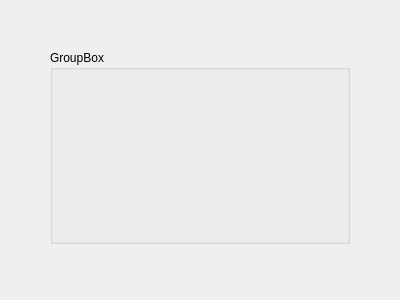
Above: src/gui/accountmodalwidget.ui from nextcloud/desktop before the change. Below: the same form after it.
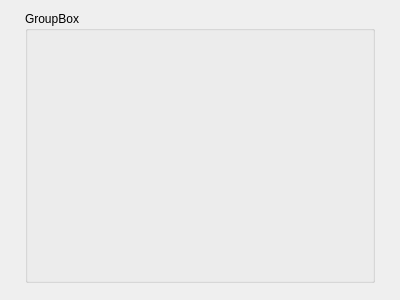
That is the form after the change.

Commit message: AccountModalWidget: Reduce margins

Patch:
```diff
--- a/src/gui/accountmodalwidget.ui
+++ b/src/gui/accountmodalwidget.ui
@@ -15,16 +15,10 @@
   </property>
   <layout class="QVBoxLayout" name="verticalLayout">
    <property name="leftMargin">
-    <number>50</number>
-   </property>
-   <property name="topMargin">
-    <number>50</number>
+    <number>25</number>
    </property>
    <property name="rightMargin">
-    <number>50</number>
-   </property>
-   <property name="bottomMargin">
-    <number>50</number>
+    <number>25</number>
    </property>
    <item>
     <widget class="QGroupBox" name="groupBox">
```
Left out of the diff: 2 changed lines with no effect on the pictures.
